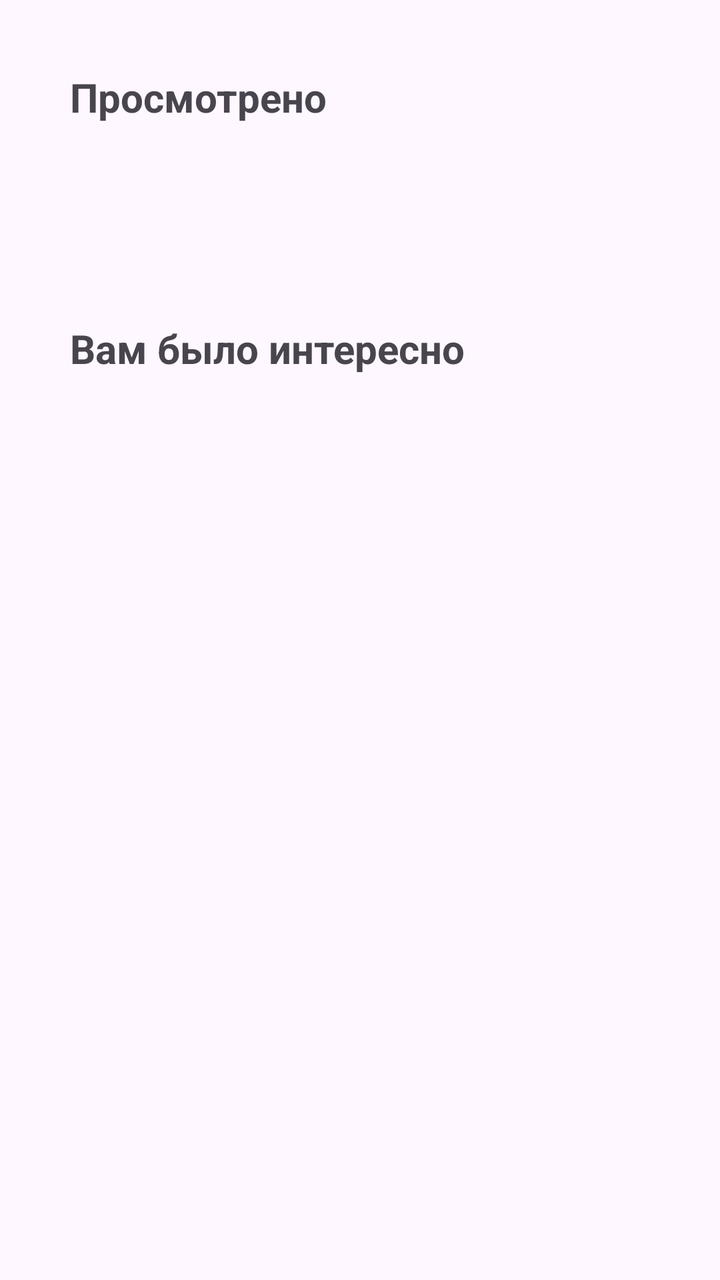
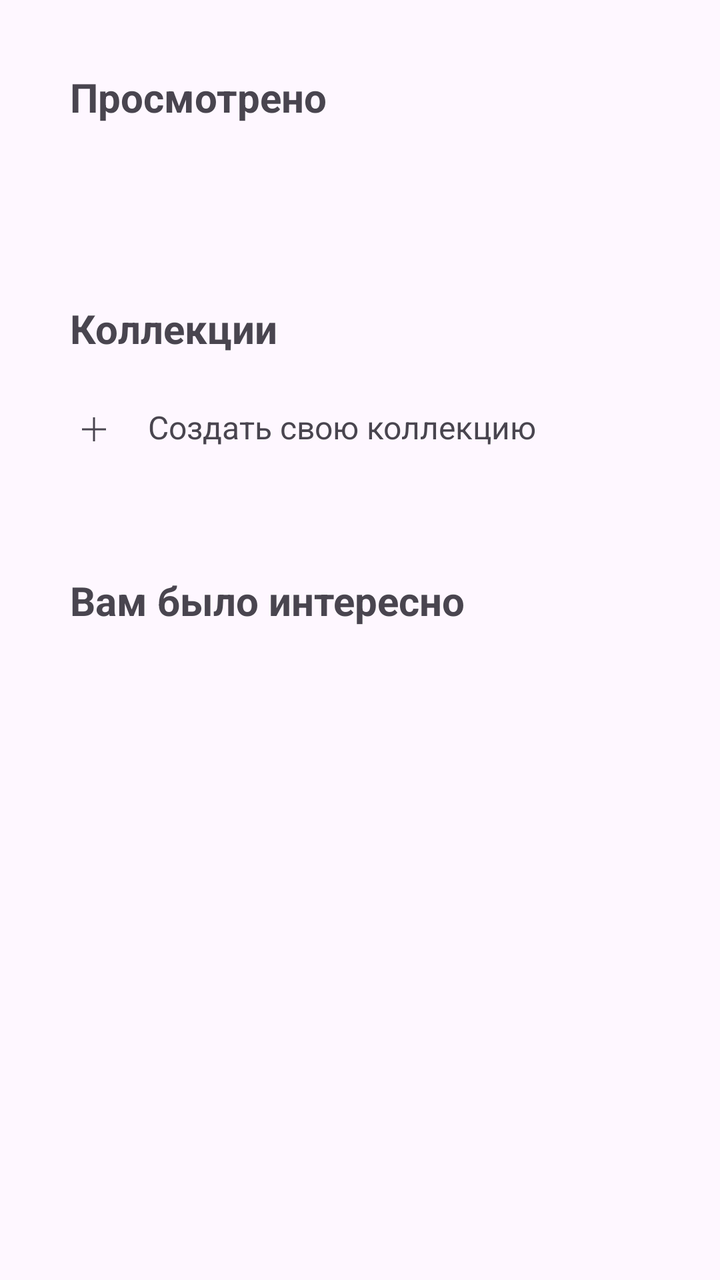

Two renders of the same Android screen: before a commit and after it. Below are the layout's source before the change and the commit's diff.
<!-- AndroidManifest.xml: application theme Theme.SkillCinema -->
<!-- res/layout/fragment_profile_page.xml -->
<?xml version="1.0" encoding="utf-8"?>
<LinearLayout xmlns:android="http://schemas.android.com/apk/res/android"
    xmlns:app="http://schemas.android.com/apk/res-auto"
    xmlns:tools="http://schemas.android.com/tools"
    android:layout_width="match_parent"
    android:layout_height="match_parent"
    android:orientation="vertical"
    tools:context=".presentation.fragments.ProfilePageFragment">

    <LinearLayout
        android:id="@+id/containerSeen"
        android:layout_width="match_parent"
        android:layout_height="wrap_content"
        android:orientation="horizontal"
        android:padding="10dp">


        <androidx.appcompat.widget.AppCompatTextView
            android:id="@+id/titleSeen"
            android:layout_width="210dp"
            android:layout_height="wrap_content"
            android:padding="25dp"
            android:text="@string/preview_profile"
            android:textSize="20sp"
            android:textStyle="bold" />

        <androidx.appcompat.widget.AppCompatButton
            android:id="@+id/allButtonSeen"
            android:layout_width="wrap_content"
            android:layout_height="wrap_content"
            android:layout_marginStart="90dp"
            android:background="@null"
            android:padding="25dp"
            android:text="@string/all"
            android:textAllCaps="false"
            android:textColor="#3F51B5"
            android:textSize="15sp" />

    </LinearLayout>

    <androidx.recyclerview.widget.RecyclerView
        android:id="@+id/recyclerSeen"
        android:layout_width="wrap_content"
        android:layout_height="wrap_content"
        android:orientation="horizontal"
        android:paddingStart="28dp"
        app:layoutManager="androidx.recyclerview.widget.LinearLayoutManager" />

    <LinearLayout
        android:id="@+id/containerInterested"
        android:layout_width="match_parent"
        android:layout_height="wrap_content"
        android:orientation="horizontal"
        android:padding="10dp">


        <androidx.appcompat.widget.AppCompatTextView
            android:id="@+id/titleInterested"
            android:layout_width="250dp"
            android:layout_height="wrap_content"
            android:padding="25dp"
            android:text="@string/interested"
            android:textSize="20sp"
            android:textStyle="bold" />

        <androidx.appcompat.widget.AppCompatButton
            android:id="@+id/allButtonInterested"
            android:layout_width="wrap_content"
            android:layout_height="wrap_content"
            android:layout_marginStart="50dp"
            android:background="@null"
            android:padding="25dp"
            android:text="@string/all"
            android:textAllCaps="false"
            android:textColor="#3F51B5"
            android:textSize="15sp" />

    </LinearLayout>

    <androidx.recyclerview.widget.RecyclerView
        android:id="@+id/recyclerInterested"
        android:layout_width="wrap_content"
        android:layout_height="wrap_content"
        android:orientation="horizontal"
        android:paddingStart="28dp"
        app:layoutManager="androidx.recyclerview.widget.LinearLayoutManager" />

</LinearLayout>
<!-- resources referenced by this layout -->
<resources>
  <string name="all">Все</string>
  <string name="interested">Вам было интересно</string>
  <string name="preview_profile">Просмотрено</string>
  <style name="Theme.SkillCinema" parent="Base.Theme.SkillCinema" />
  <style name="Base.Theme.SkillCinema" parent="Theme.Material3.DayNight.NoActionBar">
          
          
          <item name="colorPrimaryDark">@color/white</item>
          <item name="android:windowLightStatusBar">true</item>
      </style>
  <color name="white">#FFFFFFFF</color>
</resources>

<!-- the commit's change to res/layout/fragment_profile_page.xml (unified diff, before → after) -->
@@ -1,88 +1,141 @@
 <?xml version="1.0" encoding="utf-8"?>
-<LinearLayout xmlns:android="http://schemas.android.com/apk/res/android"
+<ScrollView xmlns:android="http://schemas.android.com/apk/res/android"
     xmlns:app="http://schemas.android.com/apk/res-auto"
     xmlns:tools="http://schemas.android.com/tools"
     android:layout_width="match_parent"
     android:layout_height="match_parent"
-    android:orientation="vertical"
-    tools:context=".presentation.fragments.ProfilePageFragment">
+    android:orientation="vertical">
 
     <LinearLayout
-        android:id="@+id/containerSeen"
         android:layout_width="match_parent"
         android:layout_height="wrap_content"
-        android:orientation="horizontal"
-        android:padding="10dp">
+        android:orientation="vertical"
+        tools:context=".presentation.fragments.ProfilePageFragment">
+
+        <LinearLayout
+            android:id="@+id/containerSeen"
+            android:layout_width="match_parent"
+            android:layout_height="wrap_content"
+            android:orientation="horizontal"
+            android:padding="10dp">
 
 
-        <androidx.appcompat.widget.AppCompatTextView
-            android:id="@+id/titleSeen"
-            android:layout_width="210dp"
+            <androidx.appcompat.widget.AppCompatTextView
+                android:id="@+id/titleSeen"
+                android:layout_width="210dp"
+                android:layout_height="wrap_content"
+                android:padding="25dp"
+                android:text="@string/preview_profile"
+                android:textSize="20sp"
+                android:textStyle="bold" />
+
+            <androidx.appcompat.widget.AppCompatButton
+                android:id="@+id/allButtonSeen"
+                android:layout_width="wrap_content"
+                android:layout_height="wrap_content"
+                android:layout_marginStart="90dp"
+                android:background="@null"
+                android:padding="25dp"
+                android:text="@string/all"
+                android:textAllCaps="false"
+                android:textColor="#3F51B5"
+                android:textSize="15sp" />
+
+        </LinearLayout>
+
+
+        <androidx.recyclerview.widget.RecyclerView
+            android:id="@+id/recyclerSeen"
+            android:layout_width="wrap_content"
             android:layout_height="wrap_content"
-            android:padding="25dp"
-            android:text="@string/preview_profile"
+            android:orientation="horizontal"
+            android:paddingStart="@dimen/main_dimen"
+            app:layoutManager="androidx.recyclerview.widget.LinearLayoutManager" />
+
+        <TextView
+            android:id="@+id/title_collections"
+            android:layout_width="wrap_content"
+            android:layout_height="wrap_content"
+            android:layout_marginStart="35dp"
+            android:layout_marginTop="@dimen/main_dimen"
+            android:text="@string/collection_title"
             android:textSize="20sp"
             android:textStyle="bold" />
 
-        <androidx.appcompat.widget.AppCompatButton
-            android:id="@+id/allButtonSeen"
+        <LinearLayout
+            android:id="@+id/collection_add_layout"
+            android:layout_width="match_parent"
+            android:layout_height="wrap_content"
+            android:layout_marginTop="@dimen/main_dimen"
+            android:layout_marginBottom="@dimen/main_dimen"
+            android:orientation="horizontal">
+
+            <ImageView
+                android:id="@+id/create_plus"
+                android:layout_width="wrap_content"
+                android:layout_height="wrap_content"
+                android:layout_marginStart="35dp"
+                android:contentDescription="@string/plus_button"
+                android:src="@drawable/add_24px" />
+
+            <TextView
+                android:id="@+id/create_collections"
+                android:layout_width="wrap_content"
+                android:layout_height="wrap_content"
+                android:layout_marginStart="15dp"
+                android:text="@string/create_collection"
+                android:textSize="16sp" />
+
+        </LinearLayout>
+
+        <androidx.recyclerview.widget.RecyclerView
+            android:id="@+id/recyclerCollection"
+            android:layout_width="match_parent"
+            android:layout_height="wrap_content"
+            android:layout_gravity="center"
+            android:orientation="horizontal"
+            android:paddingStart="@dimen/main_dimen"
+            app:layoutManager="androidx.recyclerview.widget.GridLayoutManager"
+            app:spanCount="2" />
+
+        <LinearLayout
+            android:id="@+id/containerInterested"
+            android:layout_width="match_parent"
+            android:layout_height="wrap_content"
+            android:orientation="horizontal"
+            android:padding="10dp">
+
+
+            <androidx.appcompat.widget.AppCompatTextView
+                android:id="@+id/titleInterested"
+                android:layout_width="250dp"
+                android:layout_height="wrap_content"
+                android:padding="25dp"
+                android:text="@string/interested"
+                android:textSize="20sp"
+                android:textStyle="bold" />
+
+            <androidx.appcompat.widget.AppCompatButton
+                android:id="@+id/allButtonInterested"
+                android:layout_width="wrap_content"
+                android:layout_height="wrap_content"
+                android:layout_marginStart="50dp"
+                android:background="@null"
+                android:padding="25dp"
+                android:text="@string/all"
+                android:textAllCaps="false"
+                android:textColor="#3F51B5"
+                android:textSize="15sp" />
+
+        </LinearLayout>
+
+        <androidx.recyclerview.widget.RecyclerView
+            android:id="@+id/recyclerInterested"
             android:layout_width="wrap_content"
             android:layout_height="wrap_content"
-            android:layout_marginStart="90dp"
-            android:background="@null"
-            android:padding="25dp"
-            android:text="@string/all"
-            android:textAllCaps="false"
-            android:textColor="#3F51B5"
-            android:textSize="15sp" />
+            android:orientation="horizontal"
+            android:paddingStart="28dp"
+            app:layoutManager="androidx.recyclerview.widget.LinearLayoutManager" />
 
     </LinearLayout>
-
-    <androidx.recyclerview.widget.RecyclerView
-        android:id="@+id/recyclerSeen"
-        android:layout_width="wrap_content"
-        android:layout_height="wrap_content"
-        android:orientation="horizontal"
-        android:paddingStart="28dp"
-        app:layoutManager="androidx.recyclerview.widget.LinearLayoutManager" />
-
-    <LinearLayout
-        android:id="@+id/containerInterested"
-        android:layout_width="match_parent"
-        android:layout_height="wrap_content"
-        android:orientation="horizontal"
-        android:padding="10dp">
-
-
-        <androidx.appcompat.widget.AppCompatTextView
-            android:id="@+id/titleInterested"
-            android:layout_width="250dp"
-            android:layout_height="wrap_content"
-            android:padding="25dp"
-            android:text="@string/interested"
-            android:textSize="20sp"
-            android:textStyle="bold" />
-
-        <androidx.appcompat.widget.AppCompatButton
-            android:id="@+id/allButtonInterested"
-            android:layout_width="wrap_content"
-            android:layout_height="wrap_content"
-            android:layout_marginStart="50dp"
-            android:background="@null"
-            android:padding="25dp"
-            android:text="@string/all"
-            android:textAllCaps="false"
-            android:textColor="#3F51B5"
-            android:textSize="15sp" />
-
-    </LinearLayout>
-
-    <androidx.recyclerview.widget.RecyclerView
-        android:id="@+id/recyclerInterested"
-        android:layout_width="wrap_content"
-        android:layout_height="wrap_content"
-        android:orientation="horizontal"
-        android:paddingStart="28dp"
-        app:layoutManager="androidx.recyclerview.widget.LinearLayoutManager" />
-
-</LinearLayout>
+</ScrollView>
<!-- resource entries referenced after the edit -->
@@ -1,7 +1,22 @@
 <!-- resources referenced by this layout -->
 <resources>
+  <dimen name="main_dimen">25dp</dimen>
+  <!-- drawable add_24px (drawable) -->
+  <vector xmlns:android="http://schemas.android.com/apk/res/android"
+      android:width="24dp"
+      android:height="24dp"
+      android:viewportWidth="960"
+      android:viewportHeight="960"
+      android:tint="?attr/colorControlNormal">
+    <path
+        android:fillColor="@android:color/white"
+        android:pathData="M460,500L240,500L240,460L460,460L460,240L500,240L500,460L720,460L720,500L500,500L500,720L460,720L460,500Z"/>
+  </vector>
   <string name="all">Все</string>
+  <string name="collection_title">Коллекции</string>
+  <string name="create_collection">Создать свою коллекцию</string>
   <string name="interested">Вам было интересно</string>
+  <string name="plus_button">Добавить коллекцию</string>
   <string name="preview_profile">Просмотрено</string>
   <style name="Theme.SkillCinema" parent="Base.Theme.SkillCinema" />
   <style name="Base.Theme.SkillCinema" parent="Theme.Material3.DayNight.NoActionBar">
